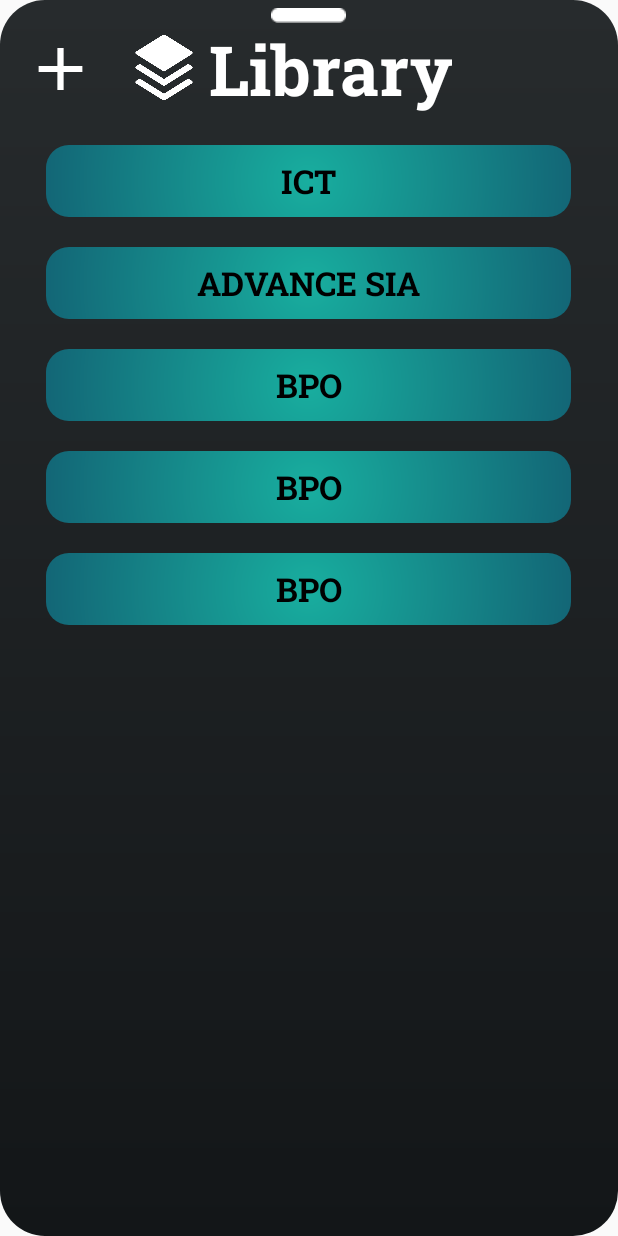
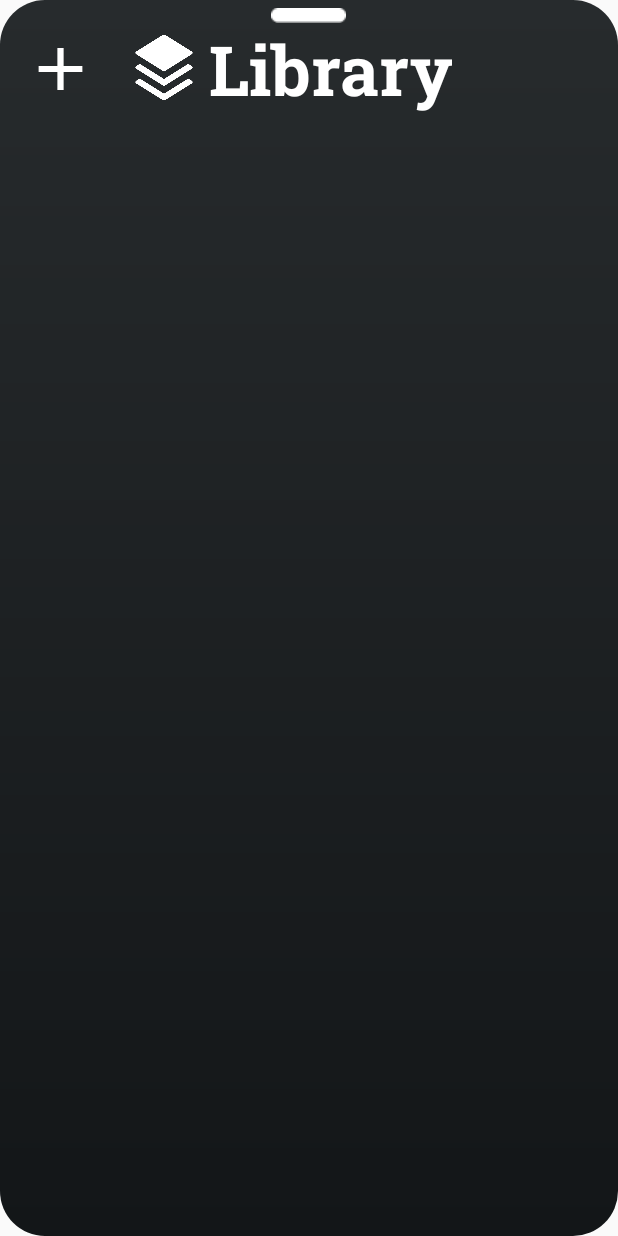
Before and after one commit to Deuz1007/Mind, an Android app: the library_sheet screen opened directly, with no data from a screen before it, on a phone screen of 412 x 824 dp. Run offline under Robolectric (Android 15) with nearby library versions, the phone set to English and light mode, and no system bars; Roboto replaces fonts that are not available here.

Commit message:
Setting up the recycleview

```diff
--- a/app/src/main/java/com/example/mind/home_screen.java
+++ b/app/src/main/java/com/example/mind/home_screen.java
@@ -186,6 +186,10 @@ public class home_screen extends AppCompatActivity {
                                 public void Success(Object... o) {
                                     extractedText[0] = (String) o[0];
                                     System.out.println(extractedText[0]);
+
+                                    Intent passTextData = new Intent(home_screen.this, EditTextOptionPage.class);
+                                    passTextData.putExtra("extractedtextData", extractedText[0]);
+                                    startActivity(passTextData);
                                 }
 
                                 @Override
--- a/app/src/main/java/com/example/mind/library_sheet.java
+++ b/app/src/main/java/com/example/mind/library_sheet.java
@@ -1,6 +1,8 @@
 package com.example.mind;
 
 import androidx.appcompat.app.AppCompatActivity;
+import androidx.recyclerview.widget.LinearLayoutManager;
+import androidx.recyclerview.widget.RecyclerView;
 
 import android.content.Intent;
 import android.os.Bundle;
@@ -15,6 +17,14 @@ public class library_sheet extends AppCompatActivity {
         super.onCreate(savedInstanceState);
         setContentView(R.layout.activity_library_sheet);
 
+        // Container of the Recycleview
+        RecyclerView recyclerView = findViewById(R.id.content_items_container);
+
+        // To populate content data and creating list
+
+        recyclerView.setLayoutManager(new LinearLayoutManager(this));
+//        recyclerView.setAdapter(new LibraryContetntAdapter(getApplicationContext()));
+
     }
 
     public void buttonOpenFile(View view){
--- a/app/src/main/res/layout/activity_edit_text_option_page.xml
+++ b/app/src/main/res/layout/activity_edit_text_option_page.xml
@@ -35,7 +35,9 @@
         app:layout_constraintEnd_toEndOf="parent"
         app:layout_constraintHorizontal_bias="0.483"
         app:layout_constraintStart_toStartOf="parent"
-        app:layout_constraintTop_toTopOf="parent" />
+        app:layout_constraintTop_toTopOf="parent"
+        android:maxLines="1"
+        android:ellipsize="end"/>
 
     <EditText
         android:id="@+id/editField"
--- a/app/src/main/res/layout/activity_library_sheet.xml
+++ b/app/src/main/res/layout/activity_library_sheet.xml
@@ -51,67 +51,12 @@
 
     </LinearLayout>
 
-    <LinearLayout
+    <androidx.recyclerview.widget.RecyclerView
+        android:id="@+id/content_items_container"
+        android:layout_marginTop="25dp"
         android:layout_width="match_parent"
         android:layout_height="wrap_content"
         android:orientation="vertical"
-        android:gravity="center">
-
-        <Button
-            android:id="@+id/ict"
-            android:layout_width="350dp"
-            android:layout_height="wrap_content"
-            android:layout_marginTop="20dp"
-            android:background="@drawable/library_round_button"
-            android:fontFamily="@font/roboto_slab_bold"
-            android:text="ICT"
-            android:textColor="#000000"
-            android:textSize="22sp" />
-
-        <Button
-            android:id="@+id/advance"
-            android:layout_width="350dp"
-            android:layout_height="wrap_content"
-            android:layout_marginTop="20dp"
-            android:background="@drawable/library_round_button"
-            android:fontFamily="@font/roboto_slab_bold"
-            android:text="Advance SIA"
-            android:textColor="#000000"
-            android:textSize="22sp" />
-
-        <Button
-            android:id="@+id/bpo"
-            android:layout_width="350dp"
-            android:layout_height="wrap_content"
-            android:layout_marginTop="20dp"
-            android:background="@drawable/library_round_button"
-            android:fontFamily="@font/roboto_slab_bold"
-            android:text="BPO"
-            android:textColor="#000000"
-            android:textSize="22sp" />
-
-        <Button
-            android:id="@+id/bpo2"
-            android:layout_width="350dp"
-            android:layout_height="wrap_content"
-            android:layout_marginTop="20dp"
-            android:background="@drawable/library_round_button"
-            android:fontFamily="@font/roboto_slab_bold"
-            android:text="BPO"
-            android:textColor="#000000"
-            android:textSize="22sp" />
-
-        <Button
-            android:id="@+id/bpo3"
-            android:layout_width="350dp"
-            android:layout_height="wrap_content"
-            android:layout_marginTop="20dp"
-            android:background="@drawable/library_round_button"
-            android:fontFamily="@font/roboto_slab_bold"
-            android:text="BPO"
-            android:textColor="#000000"
-            android:textSize="22sp" />
-
-    </LinearLayout>
+        android:gravity="center"/>
 
 </LinearLayout>
```
Also changed, not shown: app/src/main/java/com/example/mind/LibraryContentItem.java (added, +18 -0 lines), app/src/main/java/com/example/mind/LibraryContentViewHolder.java (added, +17 -0 lines), app/src/main/java/com/example/mind/LibraryContetntAdapter.java (added, +37 -0 lines), app/src/main/res/layout/library_content_view.xml (added, +27 -0 lines).
